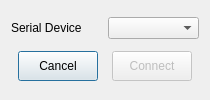
First picture: the form in serial_dialog.ui, repository cbrice72/LIBRA-App, before the edit.
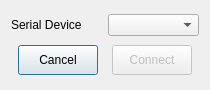
Second picture: the form after the edit. Icons and pictures are not drawn.

Patch:
```diff
--- a/serial_dialog.ui
+++ b/serial_dialog.ui
@@ -7,19 +7,19 @@
     <x>0</x>
     <y>0</y>
     <width>210</width>
-    <height>100</height>
+    <height>90</height>
    </rect>
   </property>
   <property name="minimumSize">
    <size>
     <width>210</width>
-    <height>100</height>
+    <height>90</height>
    </size>
   </property>
   <property name="maximumSize">
    <size>
     <width>210</width>
-    <height>100</height>
+    <height>90</height>
    </size>
   </property>
   <property name="windowTitle">
```
